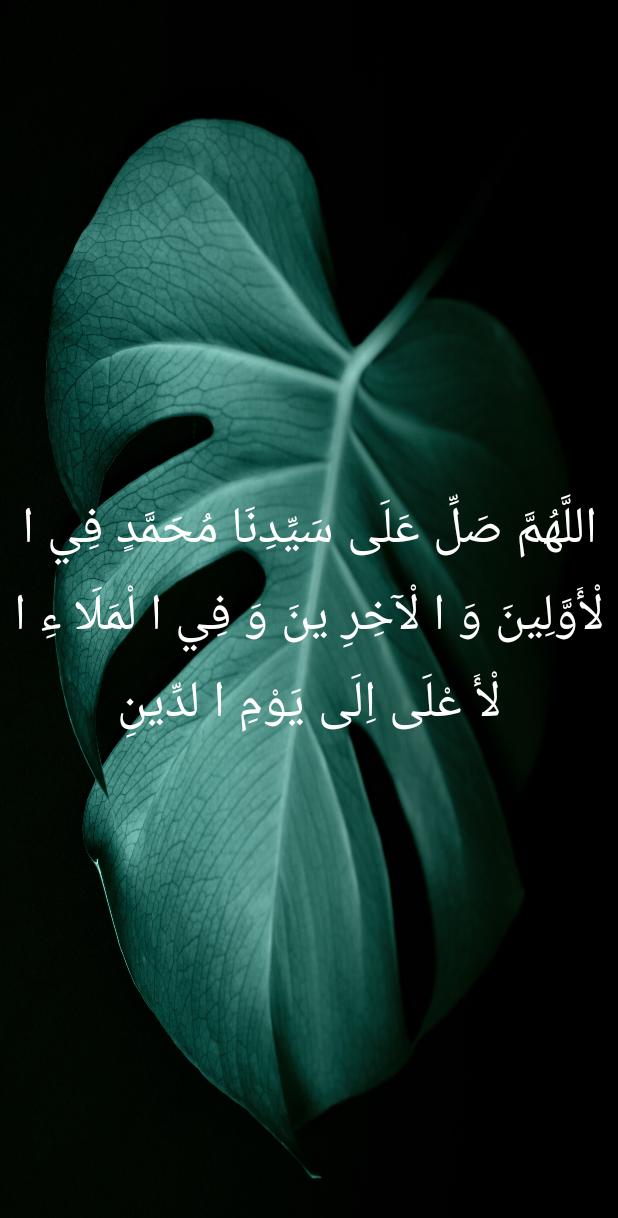
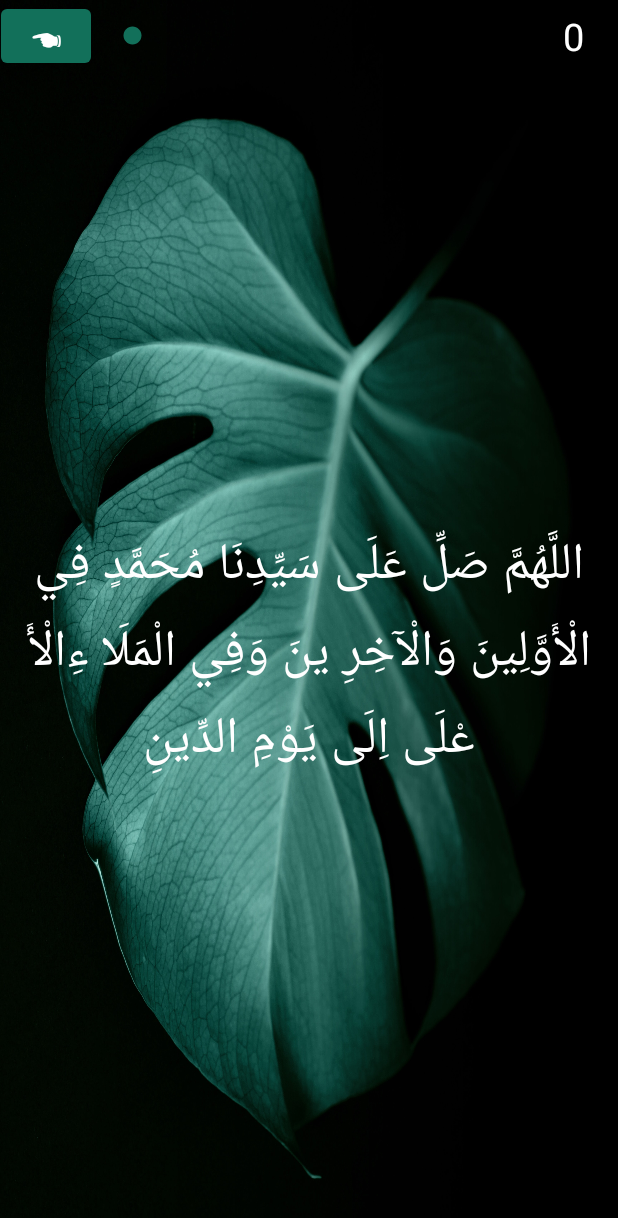
Before and after one commit to Raf0707/Intellij_Zickr_System, an Android app: the fragment SalavatFragment placed in its activity, on a phone screen of 412 x 824 dp. Shown: the top 1218 px of the screen. Run offline under Robolectric (Android 15) with nearby library versions, the phone set to English and light mode, and no system bars.

Commit message:
Navigation on the salavats

```diff
--- a/app/src/main/java/com/example/alhamdulillah/SalavatFragment.java
+++ b/app/src/main/java/com/example/alhamdulillah/SalavatFragment.java
@@ -1,5 +1,6 @@
 package com.example.alhamdulillah;
 
+import android.content.*;
 import android.os.*;
 
 import androidx.constraintlayout.widget.*;
@@ -14,24 +15,56 @@ import java.util.*;
 import java.util.concurrent.*;
 
 
-public class SalavatFragment extends Fragment {
-    Handler handler = new Handler();
-    String[] textsArabic = new String[30];
-    int currentPage = 0;
-    ConstraintLayout myLayout;
-    TextView arabic;
+public class SalavatFragment extends Fragment implements View.OnClickListener{
+    private Handler handler;
+    private String[] textsArabic;
+    private String[] textPage;
+    private int currentPage = 0;
+    private ConstraintLayout myLayout;
+    private TextView arabic;
+    private TextView page;
+    private SeekBar seekBar;
+    private Button back;
 
     @Override
     public View onCreateView(LayoutInflater inflater, ViewGroup viewGroup, Bundle savedInstanceState) {
         View view = inflater.inflate(R.layout.fragment_salavat, null);
 
         myLayout = view.findViewById(R.id.myLayout);
+        back = view.findViewById(R.id.back);
+        back.setOnClickListener(this);
         arabic = view.findViewById(R.id.arabic);
+        page = view.findViewById(R.id.page);
+        handler = new Handler();
+        textsArabic = new String[31];
+        textPage = new String[31];
+        seekBar = view.findViewById(R.id.seekBar);
+        //Objects.requireNonNull(getSupportActionBar()).hide();
+
+        seekBar.setOnSeekBarChangeListener(new SeekBar.OnSeekBarChangeListener() {
+            @Override
+            public void onProgressChanged(SeekBar seekBar, int progress, boolean fromUser) {
+                    currentPage = progress;
+                    textPage[currentPage] = Integer.toString(progress);
 
 
-        //Objects.requireNonNull(getSupportActionBar()).hide();
+
+            }
+
+            @Override
+            public void onStartTrackingTouch(SeekBar seekBar) {
+
+            }
+
+            @Override
+            public void onStopTrackingTouch(SeekBar seekBar) {
+
+            }
+        });
 
         initArabic();
+        initPage();
+
 
         Thread t = new Thread(() -> {
             try{
@@ -49,11 +82,13 @@ public class SalavatFragment extends Fragment {
             @Override
             public void onSwipeRight() {
                 currentPage--;
+                seekBar.setProgress(currentPage);
             }
 
             @Override
             public void onSwipeLeft() {
                 currentPage++;
+                seekBar.setProgress(currentPage);
             }
         });
 
@@ -61,7 +96,7 @@ public class SalavatFragment extends Fragment {
     }
 
     public void initArabic() {
-        textsArabic[0] = "اللَّهُمَّ صَلِّ عَلَى سَيِّدِنَا مُحَمَّدٍ فِي ا لْأَوَّلِينَ وَ ا لْآخِرِ ينَ وَ فِي ا لْمَلَا ءِ ا لْأَ عْلَى اِلَى يَوْمِ ا لدِّينِ";
+        textsArabic[0] = "اللَّهُمَّ صَلِّ عَلَى سَيِّدِنَا مُحَمَّدٍ فِي الْأَوَّلِينَ وَالْآخِرِ ينَ وَفِي الْمَلَا ءِالْأَ عْلَى اِلَى يَوْمِ الدِّينِ";
         textsArabic[1] = "أللَّهُمَّ صَلِّ وَ سَلِّمْ وَ بَارِكْ عَلَى سَيِّدِنَا مُحَمَّدِنِ الْفَاتِحِ لِمَا أُغْلِقَ وَالْخَاتِمِ لِمَا سَبَقَ وَ نَاصِرِ الْحَقِّ بِالْحَقِّ وَالْهَادِي إِلَى صِرَاطِكَ الْمُسْتَقِيم صَلَّى ٱللَّٰهُ تَعَالَى عَلَيْهِ وَ عَلَى آلِهِ وَ أَ صْحَابِهِ حَقَّ قَدْرِهِ وَ مِقْدَارِهِ الْعَظِيمِ";
         textsArabic[2] = "السَلَامُ عَلَيْكَ أيُّهَا النَّبِيُّ وَ رَحْمَةُ اللهِ تَعَالَى وَ بَرَكَاتُهُ";
         textsArabic[3] = "اَللَّهُمَّ صَلِّ عَلَى سَيِّدِنَا مُحَمَّدٍ عَبْدِكَ وَ نَبِيِّكَ وَ رَسُو لِكَ النَّبِيِّ اْلأُمِّيِّ وَ عَلَى آَلِهِ وَ صَحْبِهِ وَ سَلِّمْ";
@@ -74,16 +109,60 @@ public class SalavatFragment extends Fragment {
         textsArabic[10] = "اللَّهُمَّ صَلِّ عَلَى سَيِّدِنَا مُحَمَّدٍ، وَ عَلَى آلِ سَيِّدِنَا مُحِمَّدٍ، صَلَاةً تُنَجِّينَا بِهَا مِنْ جَمِيعِ الْأَهوَالِ وَالْأَفَاتِ، وَتَقْضِي لَنَا بِهَا جَمِيعَ الْحَاجَاتِ وَتُطَهِّرُنَا بِهَا مِنْ جَمِيعِ السَّيِّئَاتِ وَتَرْفَعُنَا بِهَا أَعْلَى الدَّرَجَاتِ وَتُبَلِّغُنَا بِهَا أَقْصَى الْغَايَاتِ مِنْ جَمِيعِ الْخَيْرَاتِ فِي الْحَيَاةِ وَبَعْدَ الْمَمَاتِ، بِرَحْمَتِكَ يَا أَرْحَمَ الرَّاحِمِينِ. حَسْبُنَا اللهُ وَ نِعْمَ الوَكِيلُ، نِعْمَ المَوْلَى وَ نِعْمَ النَّصِيرُ، غُفْرَانَكَ رَبَّنَا وَاِلَيْكَ الْمَصِيرُ";
         textsArabic[11] = "اَللَّهُمَّ صَلِّ عَلَى مُحَمَّدٍ وَ عَلَى آلِ مُحَمَّدٍ وَ اهْدِنِى مِنْ عِنْدِكَ وَ أَفْضِ عَلَيَّ مِنْ فَضْلِكَ وَ انْشُرْ عَلَيَّ مِنْ رَحْمَتِكَ وَ أَنْزِلْ عَلَيَّ بَرَكَاتِكَ";
         textsArabic[12] = "اللَّهُمَّ صَلِّ عَلَى مُحَمَّدٍ كُلَّمَا ذَكَرَهُ الذَاكِرُونَ وَ صَلِّ عَلَى مُحَمَّدٍ كُلَّمَا غَفَلَ عَنْ ذِكْرِهِ الغَافِلُونَ";
+        textsArabic[13] = "جَزَى اللهُ عَنَّا مُحَمَّدًا صَلَّى اللهُ تَعَالَى عَلَيْهِ وَ سَلَّمَ بِمَا هُوَ أَهْلُهُ";
+        textsArabic[14] = "اَللَّهُمَّ صَلِّ وَسَلِّمْ وَبَارِكْ عَلَى سَيِّدِنَا مُحَمَّدٍ وَعَلَى آلِهِ كَمَا لاَ نِهَايَةَ لِكَمَالِكَ وَعَدَدَ كَمَالِه";
 
     }
+
+    public void initPage() {
+        textPage[0] = "0";
+        textPage[1] = "1";
+        textPage[2] = "2";
+        textPage[3] = "3";
+        textPage[4] = "4";
+        textPage[5] = "5";
+        textPage[6] = "6";
+        textPage[7] = "7";
+        textPage[8] = "8";
+        textPage[9] = "9";
+        textPage[10] = "10";
+        textPage[11] = "11";
+        textPage[12] = "12";
+        textPage[13] = "13";
+        textPage[14] = "14";
+        textPage[15] = "15";
+        textPage[16] = "16";
+        textPage[17] = "17";
+        textPage[18] = "18";
+        textPage[19] = "19";
+        textPage[20] = "20";
+        textPage[21] = "21";
+        textPage[22] = "22";
+        textPage[23] = "23";
+        textPage[24] = "24";
+        textPage[25] = "25";
+        textPage[26] = "26";
+        textPage[27] = "27";
+        textPage[28] = "28";
+        textPage[29] = "29";
+        textPage[30] = "30";
+    }
+
+
 
     Runnable r = new Runnable() {
         public void run(){
             if(currentPage < 0) currentPage = 0;
             if(currentPage > 30) currentPage = 30;
             arabic.setText(textsArabic[currentPage]);
+            page.setText(textPage[currentPage]);
             handler.postDelayed(r,100);
         }
     };
 
+    @Override
+    public void onClick(View view) {
+        Intent back = new Intent(getActivity(), MainActivity.class);
+        startActivity(back);
+    }
 }
--- a/app/src/main/res/layout/fragment_salavat.xml
+++ b/app/src/main/res/layout/fragment_salavat.xml
@@ -19,16 +19,20 @@
         app:layout_constraintStart_toStartOf="parent" />
 
     <ImageView
+        android:id="@+id/imageView"
         android:layout_width="match_parent"
         android:layout_height="match_parent"
         tools:layout_editor_absoluteX="0dp"
         tools:layout_editor_absoluteY="41dp" />
+
+
 
     <TextView
         android:id="@+id/arabic"
         android:layout_width="match_parent"
         android:layout_height="match_parent"
         android:gravity="center"
+        android:layout_marginTop="48dp"
         android:text=""
         android:textColor="@color/white"
         android:textSize="34sp"
@@ -41,5 +45,47 @@
         app:layout_constraintVertical_bias="0.015" />
 
 
+    <TextView
+        android:id="@+id/page"
+        android:layout_width="60dp"
+        android:layout_height="48dp"
+        android:gravity="center"
+        android:textColor="@color/white"
+        android:text=""
+        android:textSize="25sp"
+        app:layout_constraintBottom_toBottomOf="parent"
+        app:layout_constraintEnd_toEndOf="parent"
+        app:layout_constraintHorizontal_bias="1.0"
+        app:layout_constraintStart_toStartOf="parent"
+        app:layout_constraintTop_toTopOf="parent"
+        app:layout_constraintVertical_bias="0.0" />}
+
+    <SeekBar
+        android:id="@+id/seekBar"
+        android:layout_width="269dp"
+        android:layout_height="48dp"
+        android:max="30"
+        android:minHeight="15dp"
+        app:layout_constraintBottom_toBottomOf="parent"
+        app:layout_constraintEnd_toEndOf="parent"
+        app:layout_constraintHorizontal_bias="0.507"
+        app:layout_constraintStart_toStartOf="parent"
+        app:layout_constraintTop_toTopOf="parent"
+        app:layout_constraintVertical_bias="0.0" />
+
+    <Button
+        android:id="@+id/back"
+        android:layout_width="60dp"
+        android:layout_height="48dp"
+        android:text="☚"
+        android:gravity="center"
+        android:textSize="20sp"
+        app:layout_constraintBottom_toBottomOf="parent"
+        app:layout_constraintEnd_toEndOf="parent"
+        app:layout_constraintHorizontal_bias="0.002"
+        app:layout_constraintStart_toStartOf="parent"
+        app:layout_constraintTop_toTopOf="parent"
+        app:layout_constraintVertical_bias="0.0" />
+
 
 </androidx.constraintlayout.widget.ConstraintLayout>
```
